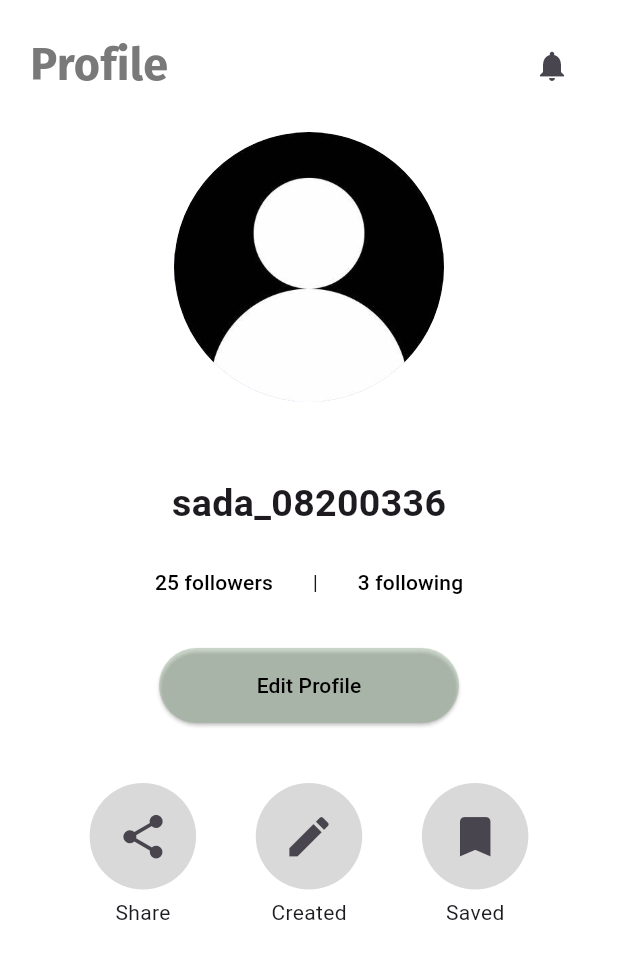
After one commit to YiyoChimal/NASA_Space_Apps_2024_Mecha_Cintli, a Flutter app: the ProfilePage screen opened directly, on a phone screen of 412 x 824 dp. The commit adds this screen. Shown: the top 959 px of the screen. Run offline on Flutter 3.47's test engine with Material 3 defaults, Android fonts, the phone set to English and light mode, and no system bars; our stand-ins replace go_router, google_fonts, persistent_bottom_nav_bar.

Commit message:
finish home pages

```diff
--- /dev/null
+++ b/lib/presentation/pages/home/profile_page.dart
@@ -0,0 +1,145 @@
+import 'package:flutter/material.dart';
+import 'package:google_fonts/google_fonts.dart';
+
+class ProfilePage extends StatelessWidget {
+  const ProfilePage({super.key});
+
+  final greenAccent = const Color.fromRGBO(146, 172, 143, 0.41);
+  final primaryGreen = const Color.fromRGBO(88, 144, 107, 1);
+  final secondaryGreen = const Color.fromRGBO(146, 172, 143, 0.41);
+  final hintColor = const Color.fromRGBO(121, 121, 121, 1);
+  final backgroundColor = const Color.fromRGBO(255, 255, 255, 1);
+
+  @override
+  Widget build(BuildContext context) {
+    return Scaffold(
+      backgroundColor: backgroundColor,
+      body: SafeArea(
+        child: Padding(
+          padding: const EdgeInsets.all(20.0),
+          child: Column(
+            children: [
+              Row(
+                mainAxisAlignment: MainAxisAlignment.spaceBetween,
+                children: [
+                  Text(
+                    'Profile',
+                    style: GoogleFonts.firaSans(
+                        fontSize: 30,
+                        fontWeight: FontWeight.bold,
+                        color: hintColor),
+                  ),
+                  IconButton(
+                      onPressed: () {}, icon: const Icon(Icons.notifications))
+                ],
+              ),
+              const SizedBox(height: 20),
+              const CircleAvatar(
+                radius: 90,
+                backgroundImage: AssetImage('assets/images/profile.png'),
+              ),
+              const SizedBox(height: 50),
+              const Text('sada_08200336',
+                  style: TextStyle(
+                    fontSize: 25,
+                    fontWeight: FontWeight.bold,
+                  )),
+              const SizedBox(height: 10),
+              Padding(
+                padding: const EdgeInsets.symmetric(horizontal: 50),
+                child: Row(
+                  mainAxisAlignment: MainAxisAlignment.spaceAround,
+                  children: [
+                    TextButton(
+                      onPressed: () {},
+                      style: const ButtonStyle(
+                        foregroundColor: WidgetStatePropertyAll(Colors.black),
+                        padding:
+                            WidgetStatePropertyAll(EdgeInsets.only(left: 20)),
+                      ),
+                      child: const Text('25 followers'),
+                    ),
+                    const Text(
+                      '|',
+                    ),
+                    TextButton(
+                      onPressed: () {},
+                      style: const ButtonStyle(
+                        foregroundColor: WidgetStatePropertyAll(Colors.black),
+                        padding:
+                            WidgetStatePropertyAll(EdgeInsets.only(right: 20)),
+                      ),
+                      child: const Text('3 following'),
+                    ),
+                  ],
+                ),
+              ),
+              const SizedBox(height: 20),
+              ElevatedButton(
+                onPressed: () {},
+                style: ButtonStyle(
+                  minimumSize: const WidgetStatePropertyAll(Size(200, 50)),
+                  backgroundColor: WidgetStatePropertyAll(secondaryGreen),
+                ),
+                child: const Text(
+                  'Edit Profile',
+                  style: TextStyle(
+                    fontWeight: FontWeight.w500,
+                    color: Colors.black,
+                  ),
+                ),
+              ),
+              const SizedBox(height: 40),
+              const Row(
+                mainAxisAlignment: MainAxisAlignment.spaceEvenly,
+                children: [
+                  IconCircleButton(
+                    icon: Icons.share,
+                    text: 'Share',
+                  ),
+                  IconCircleButton(
+                    icon: Icons.edit,
+                    text: 'Created',
+                  ),
+                  IconCircleButton(
+                    icon: Icons.bookmark,
+                    text: 'Saved',
+                  )
+                ],
+              )
+            ],
+          ),
+        ),
+      ),
+    );
+  }
+}
+
+class IconCircleButton extends StatelessWidget {
+  const IconCircleButton({
+    super.key,
+    required this.icon,
+    required this.text,
+  });
+
+  final IconData icon;
+  final String text;
+
+  @override
+  Widget build(BuildContext context) {
+    return Column(
+      children: [
+        Container(
+          padding: const EdgeInsets.all(10),
+          decoration: BoxDecoration(
+            color: const Color.fromRGBO(217, 217, 217, 1),
+            borderRadius: BorderRadius.circular(50),
+          ),
+          child: IconButton(onPressed: () {}, icon: Icon(icon,size: 35,)),
+        ),
+        const SizedBox(height: 5),
+        Text(text),
+      ],
+    );
+  }
+}
```
Also changed, not shown: lib/presentation/pages/home/forum_page.dart (+2 -17 lines), lib/presentation/pages/home/home_page.dart (+3 -16 lines), lib/presentation/pages/home/map_page.dart (added, +125 -0 lines), lib/presentation/pages/home/nav_bar.dart (+7 -4 lines), lib/presentation/pages/home/shop_page.dart (+79 -0 lines), lib/presentation/widgets/seach_widget.dart (added, +21 -0 lines), assets/images/mapa.png (added).
